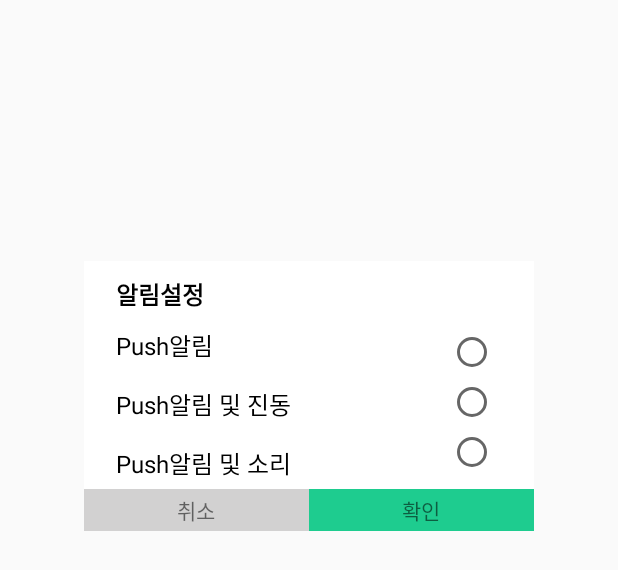
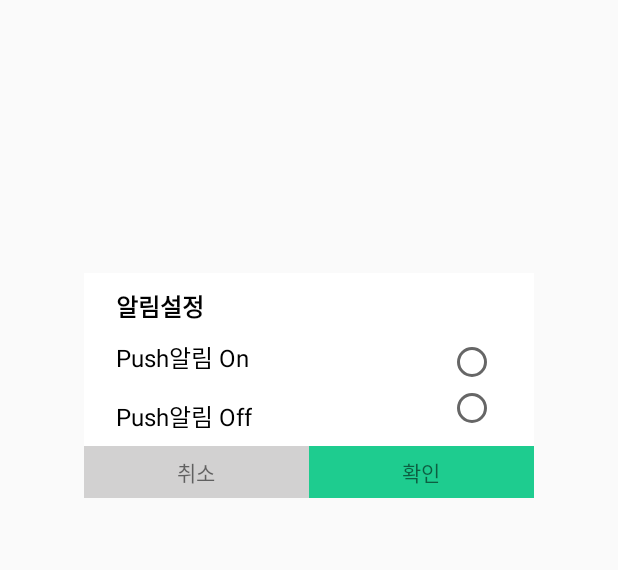
Before and after one commit to PNU-ButterflyEffect/anjeonmingug, an Android app: the layout view_setting.xml on its own in the app's theme, with its tools: preview values and no code run, on a phone screen of 412 x 824 dp. Shown: the top 570 px of the screen. Run offline under Robolectric (Android 15) with nearby library versions, the phone set to English and light mode, and no system bars.

Commit message:
hackerton with sociem zzingko in building 105-3212

```diff
--- a/app/src/main/res/layout/view_setting.xml
+++ b/app/src/main/res/layout/view_setting.xml
@@ -10,7 +10,7 @@
         xmlns:app="http://schemas.android.com/apk/res-auto"
         xmlns:tools="http://schemas.android.com/tools"
         android:layout_width="300dp"
-        android:layout_height="180dp"
+        android:layout_height="150dp"
         android:background="@android:color/background_light"
         app:layout_constraintBottom_toBottomOf="parent"
         app:layout_constraintEnd_toEndOf="parent"
@@ -33,7 +33,7 @@
 
         <RadioGroup
             android:layout_width="wrap_content"
-            android:layout_height="100dp"
+            android:layout_height="61dp"
             android:layout_marginEnd="25dp"
             android:layout_marginStart="132dp"
             app:layout_constraintEnd_toEndOf="parent"
@@ -53,12 +53,6 @@
                 android:layout_height="10sp"
                 android:layout_weight="1" />
 
-            <RadioButton
-                android:id="@+id/radioButton3"
-                android:layout_width="wrap_content"
-                android:layout_height="10sp"
-                android:layout_weight="1" />
-
         </RadioGroup>
 
         <TextView
@@ -66,7 +60,7 @@
             android:layout_width="wrap_content"
             android:layout_height="wrap_content"
             android:layout_marginTop="10dp"
-            android:text="Push알림"
+            android:text="Push알림 On"
             android:textColor="@android:color/black"
             android:textSize="16sp"
             app:layout_constraintStart_toStartOf="@+id/textView"
@@ -77,40 +71,29 @@
             android:layout_width="wrap_content"
             android:layout_height="wrap_content"
             android:layout_marginTop="15dp"
-            android:text="Push알림 및 진동"
+            android:text="Push알림 Off"
             android:textColor="@android:color/black"
             android:textSize="16sp"
             app:layout_constraintStart_toStartOf="@+id/textView6"
             app:layout_constraintTop_toBottomOf="@+id/textView6" />
 
         <TextView
-            android:id="@+id/textView8"
-            android:layout_width="wrap_content"
-            android:layout_height="wrap_content"
-            android:layout_marginTop="15dp"
-            android:text="Push알림 및 소리"
-            android:textColor="@android:color/black"
-            android:textSize="16sp"
-            app:layout_constraintStart_toStartOf="@+id/textView7"
-            app:layout_constraintTop_toBottomOf="@+id/textView7" />
-
-        <TextView
             android:id="@+id/textView_alarmclose"
             android:layout_width="0dp"
             android:layout_height="0dp"
-            android:layout_marginTop="5dp"
+            android:layout_marginTop="8dp"
             android:background="@color/colorSettingNo"
             android:gravity="center"
             android:text="취소"
             android:textAlignment="center"
             app:layout_constraintBottom_toBottomOf="parent"
-            app:layout_constraintEnd_toStartOf="@+id/textView9"
+            app:layout_constraintEnd_toStartOf="@+id/textView_alarmOk"
             app:layout_constraintHorizontal_bias="0.5"
             app:layout_constraintStart_toStartOf="parent"
-            app:layout_constraintTop_toBottomOf="@+id/textView8" />
+            app:layout_constraintTop_toBottomOf="@+id/textView7" />
 
         <TextView
-            android:id="@+id/textView9"
+            android:id="@+id/textView_alarmOk"
             android:layout_width="0dp"
             android:layout_height="0dp"
             android:background="@color/colorSettingOK"
```
Also changed, not shown: app/src/main/java/com/example/shawn/anjeonmingug/HomeActivity.kt (+12 -3 lines), app/src/main/res/layout/content_main.xml (+84 -45 lines).
